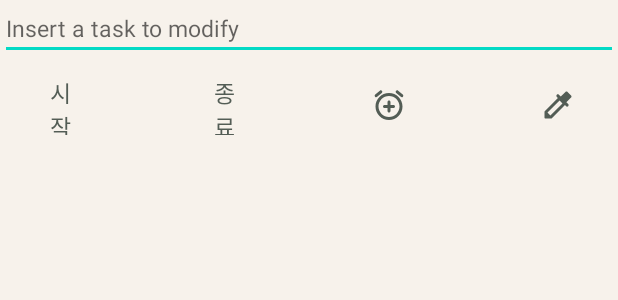
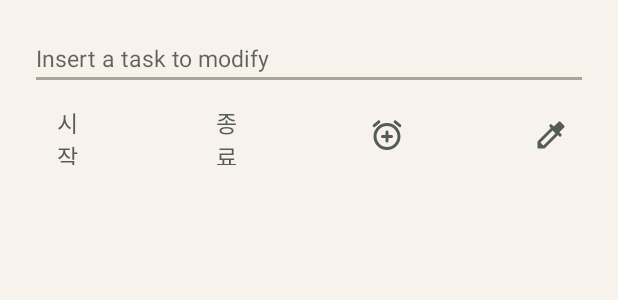
Before and after one commit to hoyahozz/Pcheduler, an Android app: the layout bottomsheet_detail.xml on its own in the app's theme, with its tools: preview values and no code run, on a phone screen of 412 x 824 dp. Shown: the top 300 px of the screen. Run offline under Robolectric (Android 15) with nearby library versions, the phone set to English and light mode, and no system bars; plain views replace MaterialCalendarView, SingleDateAndTimePicker.

Commit message:
Design : XML
shape rounded checkbox
: 체크박스 xml -> 추가 예정...

shape rounded dialog
: 다이얼로그 shape 둥글게 하는 XML 근데 되다가 맒;;;;;

bottomsheet detail
: 바텀시트 사이즈 조정 및 레이아웃 조정

dialog calendar
: 사이즈 조정 및 커스터마이징

dialog dateandtime picker
: 띄어쓰기 거슬리면 알아서 고치삼~! 바텀시트에 알람 추가하는 다이얼로그 xml 만들어놓음

fragment cal
: 커스터마이징의 맛을 알아버렸다~!

themes
: 색상 수정

```diff
--- /dev/null
+++ b/app/src/main/res/drawable/shape_rounded_checkbox.xml
@@ -0,0 +1,6 @@
+<?xml version="1.0" encoding="utf-8"?>
+<shape xmlns:android="http://schemas.android.com/apk/res/android">
+
+
+
+</shape>
--- a/app/src/main/res/layout/bottomsheet_detail.xml
+++ b/app/src/main/res/layout/bottomsheet_detail.xml
@@ -8,29 +8,44 @@
     app:layout_behavior="@string/bottom_sheet_behavior"
     android:background="@color/linen">
 
+    <androidx.constraintlayout.widget.ConstraintLayout
+        android:layout_width="match_parent"
+        android:layout_height="60dp"
+        android:id="@+id/dbs_container2"
+        app:layout_constraintTop_toTopOf="parent"
+        app:layout_constraintLeft_toLeftOf="parent"
+        app:layout_constraintRight_toRightOf="parent">
+
         <EditText
             android:layout_width="match_parent"
-        android:layout_height="40dp"
+            android:layout_height="wrap_content"
             android:id="@+id/dbs_et_content"
             android:textColor="@color/deep_pine"
             android:inputType="textMultiLine|textNoSuggestions"
+            android:layout_marginHorizontal="20dp"
+            android:layout_marginLeft="10dp"
             android:hint="Insert a task to modify"
             android:textSize="15sp"
             android:imeOptions="actionDone"
-        app:layout_constraintTop_toTopOf="parent"
+            app:layout_constraintBottom_toBottomOf="parent"
             app:layout_constraintLeft_toLeftOf="parent"/>
+
+    </androidx.constraintlayout.widget.ConstraintLayout>
+
+
 
     <androidx.constraintlayout.widget.ConstraintLayout
         android:layout_width="match_parent"
         android:layout_height="60dp"
         android:id="@+id/layout_buttons"
-        android:layout_marginHorizontal="10dp"
-        app:layout_constraintTop_toBottomOf="@id/dbs_et_content"
+        android:layout_marginHorizontal="20dp"
+        android:layout_marginBottom="30dp"
+        app:layout_constraintTop_toBottomOf="@id/dbs_container2"
         app:layout_constraintLeft_toLeftOf="parent"
         app:layout_constraintRight_toRightOf="parent">
 
         <Button
-            android:layout_width="60dp"
+            android:layout_width="50dp"
             android:layout_height="match_parent"
             android:id="@+id/dbs_btn_start_date"
             android:textSize="15sp"
@@ -44,7 +59,7 @@
             app:layout_constraintHorizontal_bias="0"/>
 
         <Button
-            android:layout_width="60dp"
+            android:layout_width="50dp"
             android:layout_height="match_parent"
             android:id="@+id/dbs_btn_end_date"
             android:textColor="@color/deep_pine"
@@ -58,7 +73,7 @@
             app:layout_constraintHorizontal_bias="0.33"/>
 
         <ImageButton
-            android:layout_width="60dp"
+            android:layout_width="50dp"
             android:layout_height="match_parent"
             android:id="@+id/dbs_btn_alarm"
             android:background="@color/transparency"
@@ -71,7 +86,7 @@
             app:layout_constraintHorizontal_bias="0.66"/>
 
         <ImageButton
-            android:layout_width="60dp"
+            android:layout_width="50dp"
             android:layout_height="match_parent"
             android:background="@color/transparency"
             app:layout_constraintTop_toTopOf="parent"
--- a/app/src/main/res/layout/fragment_cal.xml
+++ b/app/src/main/res/layout/fragment_cal.xml
@@ -28,10 +28,12 @@
         android:layout_height="wrap_content"
         app:layout_constraintTop_toBottomOf="@id/title"
         android:layout_marginTop="50dp"
+        android:layout_marginHorizontal="20dp"
         app:layout_constraintLeft_toLeftOf="parent"
         app:layout_constraintRight_toRightOf="parent"
-        app:mcv_selectionColor="#a9dbf0cb"
-        app:mcv_showOtherDates="defaults" />
+        app:mcv_selectionColor="@color/delta"
+        app:mcv_showOtherDates="defaults"
+        app:mcv_arrowColor="@color/delta"/>
 
 
 
--- a/app/src/main/res/values/themes.xml
+++ b/app/src/main/res/values/themes.xml
@@ -6,7 +6,7 @@
         <item name="colorPrimaryVariant">@color/delta</item>
         <item name="colorOnPrimary">@color/white</item>
         <!-- Secondary brand color. -->
-        <item name="colorSecondary">@color/teal_200</item>
+        <item name="colorSecondary">@color/delta</item>
         <item name="colorSecondaryVariant">@color/teal_700</item>
         <item name="colorOnSecondary">@color/black</item>
         <!-- Status bar color. -->
```
Also changed, not shown: app/src/main/res/drawable/shape_rounded_dialog.xml (added, +18 -0 lines), app/src/main/res/layout/dialog_calendar.xml (+7 -3 lines), app/src/main/res/layout/dialog_dateandtime_picker.xml (added, +17 -0 lines). Lines whose indentation alone changed are shown as unchanged.
